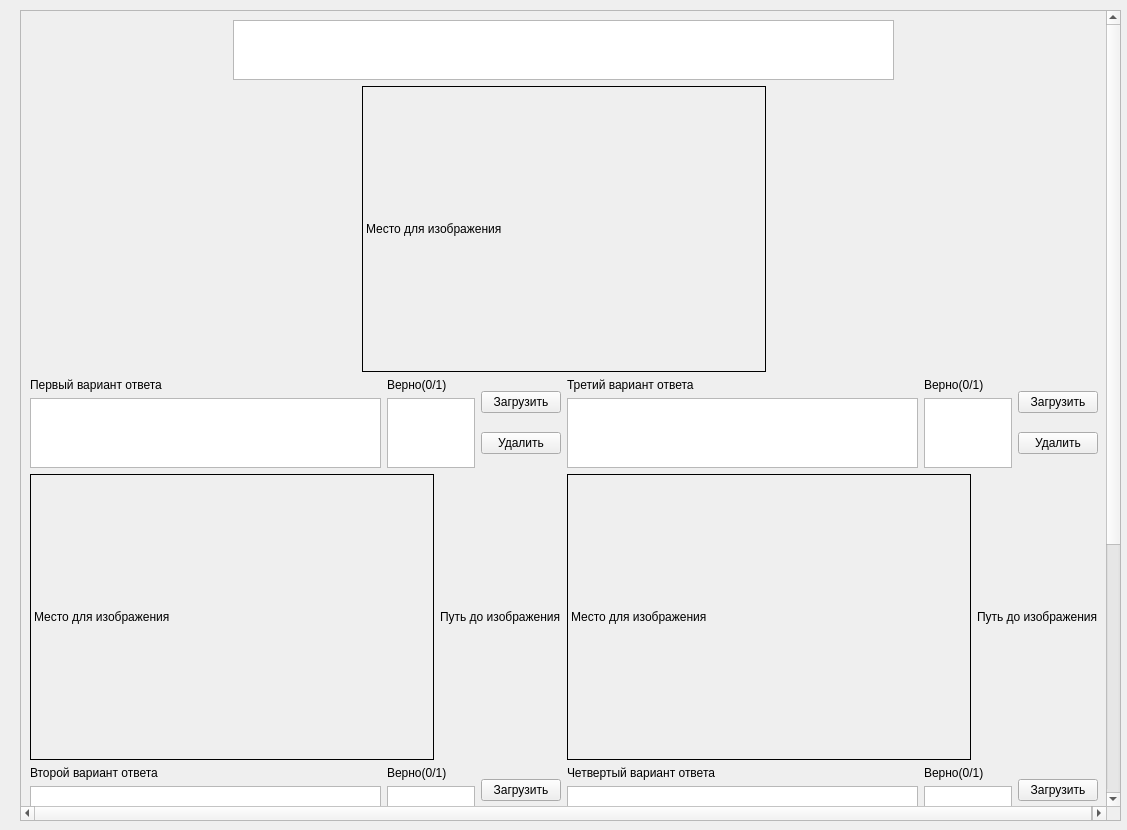
Scykorr/dmitr_client_serv_test, file server/UI/edit_variants.ui: the form before one commit.
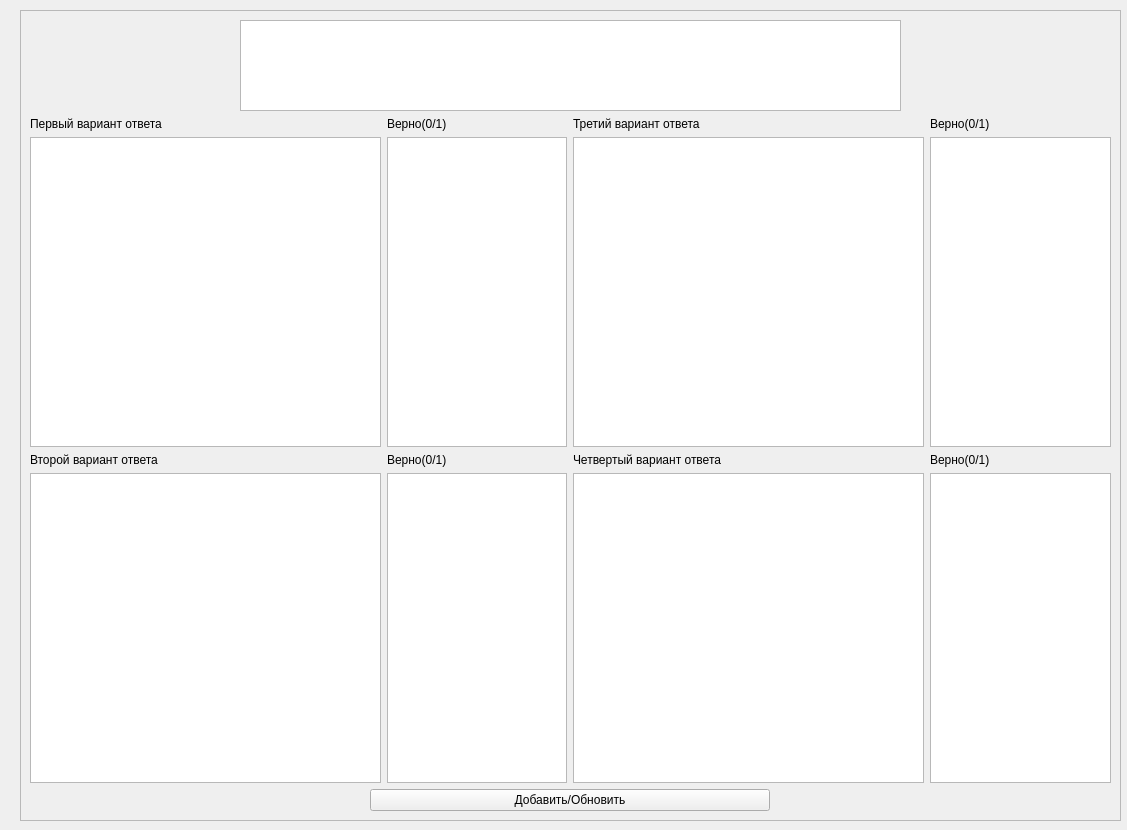
The form after the commit.

Commit message: delete images, test 2 button and fix some problems with text answers in test 1

Diff of the .ui file:
```diff
--- a/server/UI/edit_variants.ui
+++ b/server/UI/edit_variants.ui
@@ -50,9 +50,9 @@
     <property name="geometry">
      <rect>
       <x>0</x>
-      <y>-386</y>
-      <width>1082</width>
-      <height>1195</height>
+      <y>0</y>
+      <width>1099</width>
+      <height>809</height>
      </rect>
     </property>
     <layout class="QVBoxLayout" name="verticalLayout_17">
@@ -89,22 +89,6 @@
            </item>
           </layout>
          </item>
-         <item alignment="Qt::AlignHCenter">
-          <widget class="QLabel" name="label_question_img">
-           <property name="minimumSize">
-            <size>
-             <width>404</width>
-             <height>286</height>
-            </size>
-           </property>
-           <property name="frameShape">
-            <enum>QFrame::Box</enum>
-           </property>
-           <property name="text">
-            <string>Место для изображения</string>
-           </property>
-          </widget>
-         </item>
         </layout>
        </item>
        <item>
@@ -145,22 +129,7 @@
           </layout>
          </item>
          <item>
-          <layout class="QVBoxLayout" name="verticalLayout_5">
-           <item>
-            <widget class="QPushButton" name="pushButton_zagr1">
-             <property name="text">
-              <string>Загрузить</string>
-             </property>
-            </widget>
-           </item>
-           <item>
-            <widget class="QPushButton" name="pushButtondel1">
-             <property name="text">
-              <string>Удалить</string>
-             </property>
-            </widget>
-           </item>
-          </layout>
+          <layout class="QVBoxLayout" name="verticalLayout_5"/>
          </item>
          <item>
           <layout class="QVBoxLayout" name="verticalLayout_6">
@@ -198,74 +167,12 @@
           </layout>
          </item>
          <item>
-          <layout class="QVBoxLayout" name="verticalLayout_9">
-           <item>
-            <widget class="QPushButton" name="pushButton_zagr3">
-             <property name="text">
-              <string>Загрузить</string>
-             </property>
-            </widget>
-           </item>
-           <item>
-            <widget class="QPushButton" name="pushButton_del3">
-             <property name="text">
-              <string>Удалить</string>
-             </property>
-            </widget>
-           </item>
-          </layout>
+          <layout class="QVBoxLayout" name="verticalLayout_9"/>
          </item>
         </layout>
        </item>
        <item>
-        <layout class="QHBoxLayout" name="horizontalLayout_2">
-         <item>
-          <widget class="QLabel" name="label_var1_img">
-           <property name="minimumSize">
-            <size>
-             <width>404</width>
-             <height>286</height>
-            </size>
-           </property>
-           <property name="frameShape">
-            <enum>QFrame::Box</enum>
-           </property>
-           <property name="text">
-            <string>Место для изображения</string>
-           </property>
-          </widget>
-         </item>
-         <item>
-          <widget class="QLabel" name="label_var1_path">
-           <property name="text">
-            <string>Путь до изображения</string>
-           </property>
-          </widget>
-         </item>
-         <item>
-          <widget class="QLabel" name="label_var3_img">
-           <property name="minimumSize">
-            <size>
-             <width>404</width>
-             <height>286</height>
-            </size>
-           </property>
-           <property name="frameShape">
-            <enum>QFrame::Box</enum>
-           </property>
-           <property name="text">
-            <string>Место для изображения</string>
-           </property>
-          </widget>
-         </item>
-         <item>
-          <widget class="QLabel" name="label_var3_path">
-           <property name="text">
-            <string>Путь до изображения</string>
-           </property>
-          </widget>
-         </item>
-        </layout>
+        <layout class="QHBoxLayout" name="horizontalLayout_2"/>
        </item>
        <item>
         <layout class="QHBoxLayout" name="horizontalLayout_3">
@@ -317,22 +224,7 @@
           </layout>
          </item>
          <item>
-          <layout class="QVBoxLayout" name="verticalLayout_12">
-           <item>
-            <widget class="QPushButton" name="pushButton_zagr2">
-             <property name="text">
-              <string>Загрузить</string>
-             </property>
-            </widget>
-           </item>
-           <item>
-            <widget class="QPushButton" name="pushButton_del2">
-             <property name="text">
-              <string>Удалить</string>
-             </property>
-            </widget>
-           </item>
-          </layout>
+          <layout class="QVBoxLayout" name="verticalLayout_12"/>
          </item>
          <item>
           <layout class="QVBoxLayout" name="verticalLayout_13">
@@ -370,74 +262,12 @@
           </layout>
          </item>
          <item>
-          <layout class="QVBoxLayout" name="verticalLayout_15">
-           <item>
-            <widget class="QPushButton" name="pushButton_zagr4">
-             <property name="text">
-              <string>Загрузить</string>
-             </property>
-            </widget>
-           </item>
-           <item>
-            <widget class="QPushButton" name="pushButton_del4">
-             <property name="text">
-              <string>Удалить</string>
-             </property>
-            </widget>
-           </item>
-          </layout>
+          <layout class="QVBoxLayout" name="verticalLayout_15"/>
          </item>
         </layout>
        </item>
        <item>
-        <layout class="QHBoxLayout" name="horizontalLayout_4">
-         <item>
-          <widget class="QLabel" name="label_var2_img">
-           <property name="minimumSize">
-            <size>
-             <width>404</width>
-             <height>286</height>
-            </size>
-           </property>
-           <property name="frameShape">
-            <enum>QFrame::Box</enum>
-           </property>
-           <property name="text">
-            <string>Место для изображения</string>
-           </property>
-          </widget>
-         </item>
-         <item>
-          <widget class="QLabel" name="label_var2_path">
-           <property name="text">
-            <string>Путь до изображения</string>
-           </property>
-          </widget>
-         </item>
-         <item>
-          <widget class="QLabel" name="label_var4_img">
-           <property name="minimumSize">
-            <size>
-             <width>404</width>
-             <height>286</height>
-            </size>
-           </property>
-           <property name="frameShape">
-            <enum>QFrame::Box</enum>
-           </property>
-           <property name="text">
-            <string>Место для изображения</string>
-           </property>
-          </widget>
-         </item>
-         <item>
-          <widget class="QLabel" name="label_var4_path">
-           <property name="text">
-            <string>Путь до изображения</string>
-           </property>
-          </widget>
-         </item>
-        </layout>
+        <layout class="QHBoxLayout" name="horizontalLayout_4"/>
        </item>
        <item>
         <layout class="QHBoxLayout" name="horizontalLayout_5">
```
The commit also changes 10 other files.
